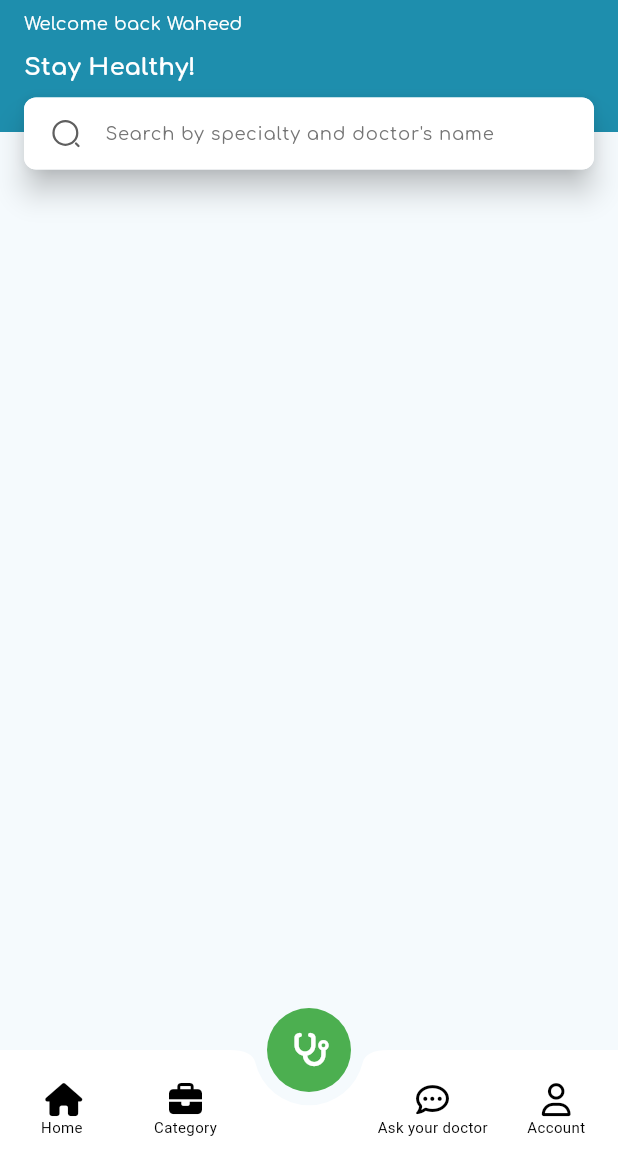
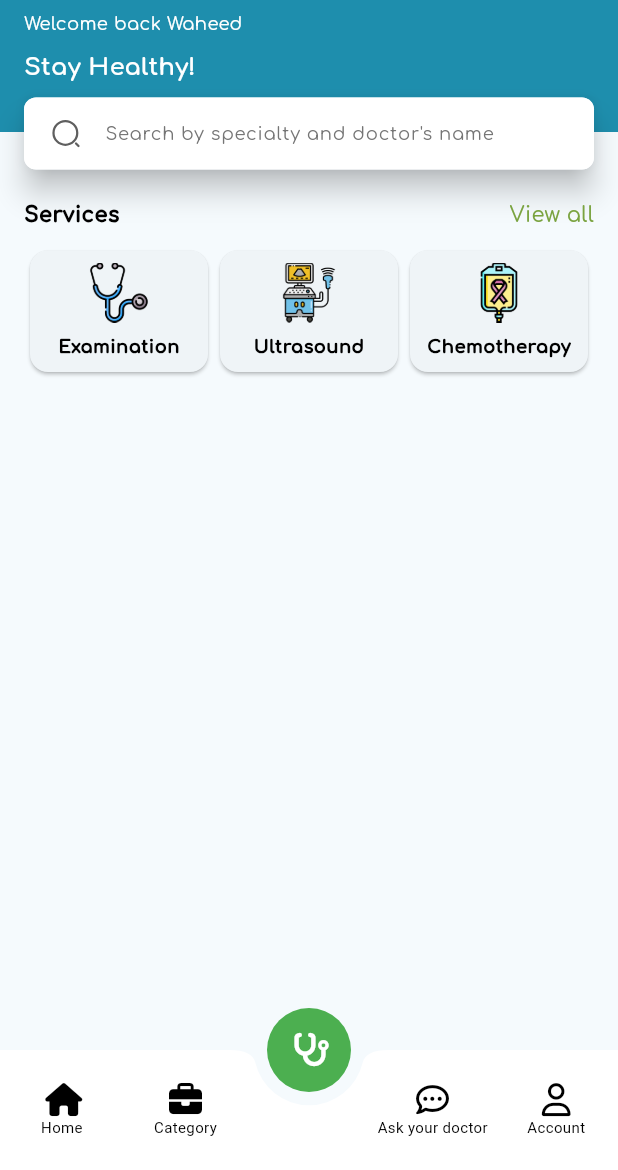
Before and after one commit to Waheed-Ashraf/Clinic-Engine-Task, a Flutter app: the screen it shows after launch, item 3 of the bottom bar chosen, on a phone screen of 412 x 824 dp, the part 66-1236 px from its top. Run offline on Flutter 3.47's test engine with Material 3 defaults, Android fonts, the phone set to English and light mode, and no system bars; our stand-ins replace animate_do, flutter_svg, font_awesome_flutter.

Commit message:
stay healthy services done

```diff
--- a/lib/modules/home/presentation/views/widgets/custom_drower.dart
+++ b/lib/modules/home/presentation/views/widgets/custom_drower.dart
@@ -12,9 +12,7 @@ class CustomDrower extends StatelessWidget {
 
   @override
   Widget build(BuildContext context) {
-    return Padding(
-      padding: const EdgeInsets.only(top: 24),
-      child: Container(
+    return Container(
       decoration: const BoxDecoration(
           color: Colors.white,
           borderRadius: BorderRadius.only(topRight: Radius.circular(8))),
@@ -55,7 +53,6 @@ class CustomDrower extends StatelessWidget {
               ),
             )),
       ]),
-      ),
     );
   }
 }
--- a/lib/modules/home/presentation/views/widgets/user_list_tile.dart
+++ b/lib/modules/home/presentation/views/widgets/user_list_tile.dart
@@ -22,11 +22,15 @@ class UserListTile extends StatelessWidget {
             backgroundImage: AssetImage(usersModel.image),
           ),
         ),
-        title: Text(
-          usersModel.title,
-          style: AppStyles.styleBold12,
+        title: FittedBox(
+          fit: BoxFit.scaleDown,
+          child: Text(
+            usersModel.title,
+            style: AppStyles.styleBold12,
+          ),
         ),
         subtitle: FittedBox(
+          fit: BoxFit.scaleDown,
           child: Text(
             usersModel.subTitle,
             style: AppStyles.styleRegular12,
--- a/lib/modules/stay_healthy/presentation/views/stay_healthy_view.dart
+++ b/lib/modules/stay_healthy/presentation/views/stay_healthy_view.dart
@@ -1,14 +1,40 @@
+import 'package:clinic_engine_task/modules/home/presentation/views/widgets/custom_drower.dart';
+import 'package:clinic_engine_task/modules/stay_healthy/presentation/views/widgets/custom_header.dart';
+import 'package:clinic_engine_task/modules/stay_healthy/presentation/views/widgets/services_row.dart';
 import 'package:clinic_engine_task/modules/stay_healthy/presentation/views/widgets/stay_healhty_appbar.dart';
 import 'package:flutter/material.dart';
 
-class StayHealthyView extends StatelessWidget {
+class StayHealthyView extends StatefulWidget {
   const StayHealthyView({super.key});
 
   @override
+  State<StayHealthyView> createState() => _StayHealthyViewState();
+}
+
+class _StayHealthyViewState extends State<StayHealthyView> {
+  final GlobalKey<ScaffoldState> scaffoldKey2 = GlobalKey();
+
+  @override
   Widget build(BuildContext context) {
-    return const Scaffold(
+    return Scaffold(
+      key: scaffoldKey2,
+      drawer: const CustomDrower(),
       body: Column(
-        children: [CustomStayHealthyAppBar()],
+        children: [
+          CustomStayHealthyAppBar(
+            onDrowerTaped: () {
+              scaffoldKey2.currentState!.openDrawer();
+            },
+          ),
+          const SizedBox(
+            height: 20,
+          ),
+          const CustomHeader(headerTitle: "Services", buttonName: "View all"),
+          const SizedBox(
+            height: 10,
+          ),
+          const ServicesRow(),
+        ],
       ),
     );
   }
--- /dev/null
+++ b/lib/modules/stay_healthy/presentation/views/widgets/custom_header.dart
@@ -0,0 +1,36 @@
+import 'package:clinic_engine_task/core/utils/app_styles.dart';
+import 'package:clinic_engine_task/core/utils/constent_colors.dart';
+import 'package:flutter/material.dart';
+import 'package:flutter/widgets.dart';
+
+class CustomHeader extends StatelessWidget {
+  final String headerTitle;
+  final String buttonName;
+  const CustomHeader(
+      {super.key, required this.headerTitle, required this.buttonName});
+
+  @override
+  Widget build(BuildContext context) {
+    return Padding(
+      padding: const EdgeInsets.symmetric(horizontal: 16),
+      child: Row(
+        children: [
+          Text(
+            headerTitle,
+            style: AppStyles.styleBold14,
+          ),
+          const Spacer(),
+          GestureDetector(
+            onTap: () {},
+            child: Text(
+              buttonName,
+              style: AppStyles.styleMedium14.copyWith(
+                color: greenColor,
+              ),
+            ),
+          )
+        ],
+      ),
+    );
+  }
+}
--- /dev/null
+++ b/lib/modules/stay_healthy/presentation/views/widgets/custom_services_card.dart
@@ -0,0 +1,39 @@
+import 'package:clinic_engine_task/core/utils/app_styles.dart';
+import 'package:flutter/material.dart';
+
+class CustomServicesCards extends StatelessWidget {
+  final String cardName;
+  final String cardPic;
+  const CustomServicesCards(
+      {super.key, required this.cardName, required this.cardPic});
+
+  @override
+  Widget build(BuildContext context) {
+    return Card(
+      child: Center(
+        child: Padding(
+          padding: const EdgeInsets.all(8),
+          child: Column(
+            mainAxisAlignment: MainAxisAlignment.center,
+            children: [
+              Image.asset(
+                cardPic,
+                width: 40,
+              ),
+              const SizedBox(
+                height: 8,
+              ),
+              FittedBox(
+                fit: BoxFit.scaleDown,
+                child: Text(
+                  cardName,
+                  style: AppStyles.styleBold12,
+                ),
+              ),
+            ],
+          ),
+        ),
+      ),
+    );
+  }
+}
--- /dev/null
+++ b/lib/modules/stay_healthy/presentation/views/widgets/services_row.dart
@@ -0,0 +1,38 @@
+import 'package:clinic_engine_task/core/utils/assets_data.dart';
+import 'package:clinic_engine_task/modules/stay_healthy/presentation/views/widgets/custom_services_card.dart';
+import 'package:flutter/material.dart';
+
+class ServicesRow extends StatelessWidget {
+  const ServicesRow({super.key});
+
+  @override
+  Widget build(BuildContext context) {
+    return Padding(
+      padding: const EdgeInsets.symmetric(
+        horizontal: 16,
+      ),
+      child: Row(
+        children: [
+          Expanded(
+            child: CustomServicesCards(
+              cardName: "Examination",
+              cardPic: AssetsData.stethoscope,
+            ),
+          ),
+          Expanded(
+            child: CustomServicesCards(
+              cardName: "Ultrasound",
+              cardPic: AssetsData.ultrasound,
+            ),
+          ),
+          Expanded(
+            child: CustomServicesCards(
+              cardName: "Chemotherapy",
+              cardPic: AssetsData.chemotherapy,
+            ),
+          ),
+        ],
+      ),
+    );
+  }
+}
```
Lines whose indentation alone changed are shown as unchanged.
